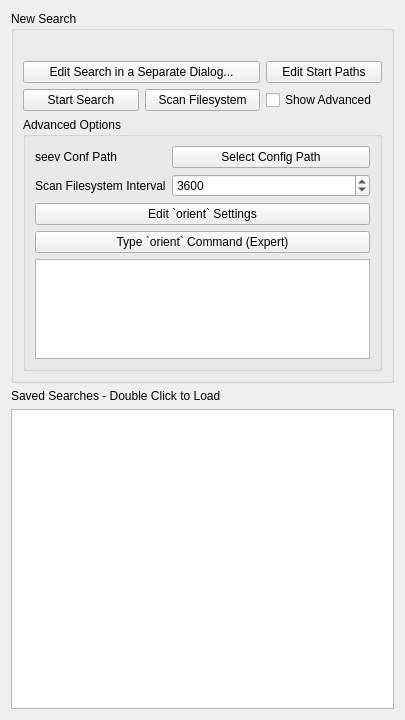
First picture: the form in widgets/navwidget.ui, repository cxxsucks/SearchEverywhere, before the edit.
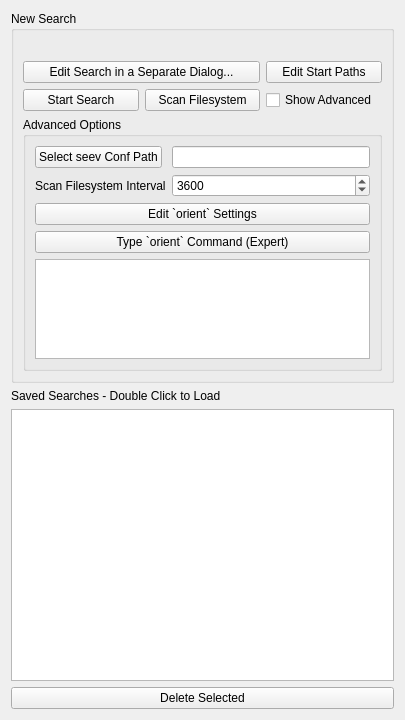
Second picture: the form after the edit. Custom widgets are drawn as their Qt base class.

Commit message: First runnable: only Search with Command Line

```diff
--- a/widgets/navwidget.ui
+++ b/widgets/navwidget.ui
@@ -19,7 +19,7 @@
      <property name="title">
       <string>New Search</string>
      </property>
-     <layout class="QGridLayout">
+     <layout class="QGridLayout" name="newSearchLayout">
       <item row="2" column="2">
        <widget class="QCheckBox" name="showAdvChk">
         <property name="text">
@@ -50,20 +50,6 @@
          <string>Advanced Options</string>
         </property>
         <layout class="QFormLayout" name="_2">
-         <item row="0" column="0">
-          <widget class="QLabel" name="__z1">
-           <property name="text">
-            <string>seev Conf Path</string>
-           </property>
-          </widget>
-         </item>
-         <item row="0" column="1">
-          <widget class="QPushButton" name="seevConfPathBut">
-           <property name="text">
-            <string>Select Config Path</string>
-           </property>
-          </widget>
-         </item>
          <item row="1" column="0">
           <widget class="QLabel" name="label">
            <property name="text">
@@ -114,6 +100,16 @@
            </property>
           </widget>
          </item>
+         <item row="0" column="0">
+          <widget class="QPushButton" name="seevConfPathBut">
+           <property name="text">
+            <string>Select seev Conf Path</string>
+           </property>
+          </widget>
+         </item>
+         <item row="0" column="1">
+          <widget class="QLineEdit" name="seevConfPathEdit"/>
+         </item>
         </layout>
        </widget>
       </item>
@@ -152,7 +148,14 @@
     </widget>
    </item>
    <item>
-    <widget class="QListView" name="savedSearchLst"/>
+    <widget class="QListWidget" name="savedSearchLst"/>
+   </item>
+   <item>
+    <widget class="QPushButton" name="delSavedSearchBut">
+     <property name="text">
+      <string>Delete Selected</string>
+     </property>
+    </widget>
    </item>
   </layout>
  </widget>
```
The commit also changes 15 other files.
